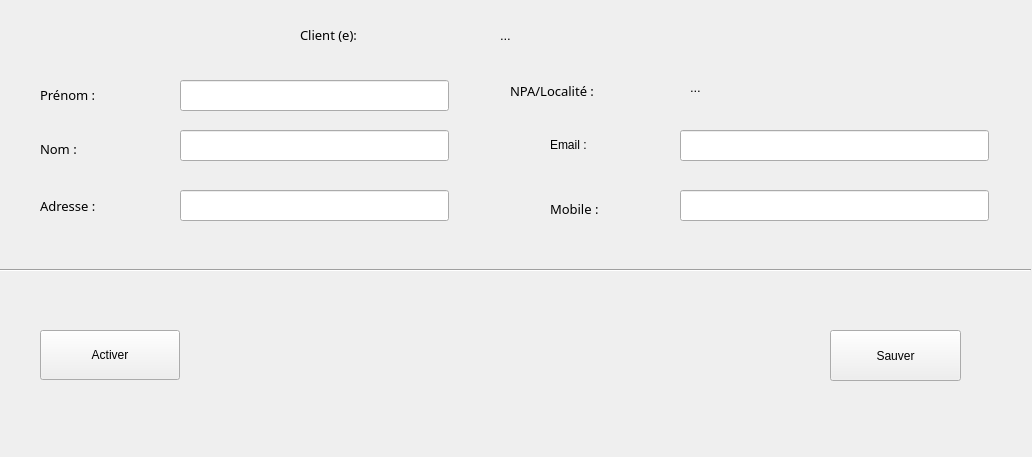
This is Sploks/views/clientsDetails.ui in alhelo-93/TPI-SPLOKS as Qt 5 draws it before an edit. The edited form follows.
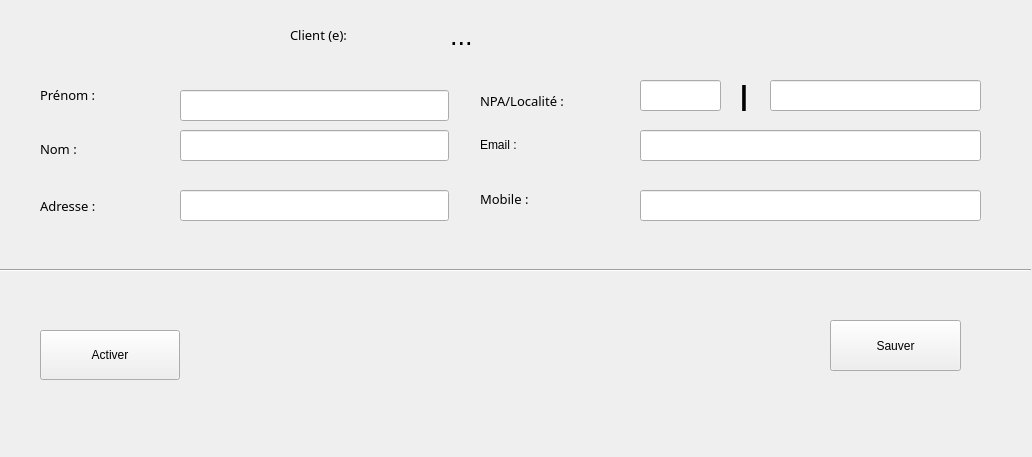
This is the edited form.

```diff
--- a/Sploks/views/clientsDetails.ui
+++ b/Sploks/views/clientsDetails.ui
@@ -2,6 +2,9 @@
 <ui version="4.0">
  <class>Detail</class>
  <widget class="QMainWindow" name="Detail">
+  <property name="enabled">
+   <bool>true</bool>
+  </property>
   <property name="geometry">
    <rect>
     <x>0</x>
@@ -49,7 +52,7 @@
    <widget class="QLabel" name="lblTitel">
     <property name="geometry">
      <rect>
-      <x>300</x>
+      <x>290</x>
       <y>10</y>
       <width>111</width>
       <height>50</height>
@@ -124,15 +127,15 @@
    <widget class="QLabel" name="lblTitleClient">
     <property name="geometry">
      <rect>
-      <x>500</x>
+      <x>450</x>
       <y>10</y>
-      <width>269</width>
+      <width>381</width>
       <height>50</height>
      </rect>
     </property>
     <property name="font">
      <font>
-      <pointsize>10</pointsize>
+      <pointsize>20</pointsize>
      </font>
     </property>
     <property name="text">
@@ -140,14 +143,20 @@
     </property>
    </widget>
    <widget class="QLineEdit" name="inputFirstName">
+    <property name="enabled">
+     <bool>true</bool>
+    </property>
     <property name="geometry">
      <rect>
       <x>180</x>
-      <y>80</y>
+      <y>90</y>
       <width>269</width>
       <height>31</height>
      </rect>
     </property>
+    <property name="autoFillBackground">
+     <bool>false</bool>
+    </property>
    </widget>
    <widget class="QLineEdit" name="inputLastName">
     <property name="geometry">
@@ -169,30 +178,12 @@
      </rect>
     </property>
    </widget>
-   <widget class="QLabel" name="lblNPA">
-    <property name="geometry">
-     <rect>
-      <x>690</x>
-      <y>70</y>
-      <width>309</width>
-      <height>35</height>
-     </rect>
-    </property>
-    <property name="font">
-     <font>
-      <pointsize>10</pointsize>
-     </font>
-    </property>
-    <property name="text">
-     <string>...</string>
-    </property>
-   </widget>
    <widget class="QLineEdit" name="inputMobile">
     <property name="geometry">
      <rect>
-      <x>680</x>
+      <x>640</x>
       <y>190</y>
-      <width>309</width>
+      <width>341</width>
       <height>31</height>
      </rect>
     </property>
@@ -200,18 +191,21 @@
    <widget class="QLineEdit" name="inputMail">
     <property name="geometry">
      <rect>
-      <x>680</x>
+      <x>640</x>
       <y>130</y>
-      <width>309</width>
+      <width>341</width>
       <height>31</height>
      </rect>
     </property>
    </widget>
    <widget class="QPushButton" name="btnSave">
+    <property name="enabled">
+     <bool>true</bool>
+    </property>
     <property name="geometry">
      <rect>
       <x>830</x>
-      <y>330</y>
+      <y>320</y>
       <width>131</width>
       <height>51</height>
      </rect>
@@ -298,7 +292,7 @@
    <widget class="QLabel" name="label_14">
     <property name="geometry">
      <rect>
-      <x>550</x>
+      <x>480</x>
       <y>120</y>
       <width>81</width>
       <height>50</height>
@@ -314,8 +308,8 @@
    <widget class="QLabel" name="label_9">
     <property name="geometry">
      <rect>
-      <x>550</x>
-      <y>170</y>
+      <x>480</x>
+      <y>160</y>
       <width>91</width>
       <height>77</height>
      </rect>
@@ -339,8 +333,8 @@
    <widget class="QLabel" name="label_8">
     <property name="geometry">
      <rect>
-      <x>510</x>
-      <y>60</y>
+      <x>480</x>
+      <y>70</y>
       <width>141</width>
       <height>61</height>
      </rect>
@@ -361,6 +355,46 @@
      <string>NPA/Localité :</string>
     </property>
    </widget>
+   <widget class="QLineEdit" name="inputNpa">
+    <property name="geometry">
+     <rect>
+      <x>640</x>
+      <y>80</y>
+      <width>81</width>
+      <height>31</height>
+     </rect>
+    </property>
+   </widget>
+   <widget class="QLineEdit" name="inputTown">
+    <property name="geometry">
+     <rect>
+      <x>770</x>
+      <y>80</y>
+      <width>211</width>
+      <height>31</height>
+     </rect>
+    </property>
+   </widget>
+   <widget class="QLabel" name="lblTitleClient_2">
+    <property name="geometry">
+     <rect>
+      <x>740</x>
+      <y>70</y>
+      <width>31</width>
+      <height>50</height>
+     </rect>
+    </property>
+    <property name="font">
+     <font>
+      <pointsize>21</pointsize>
+      <weight>75</weight>
+      <bold>true</bold>
+     </font>
+    </property>
+    <property name="text">
+     <string>|</string>
+    </property>
+   </widget>
   </widget>
  </widget>
  <resources/>
```
